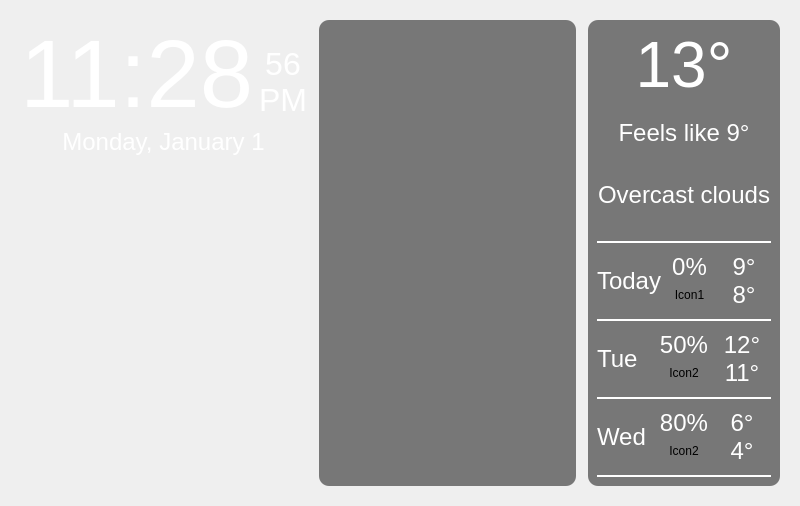
jbacopulos/PiDashboard, file MainWindow.ui: the form before one commit.
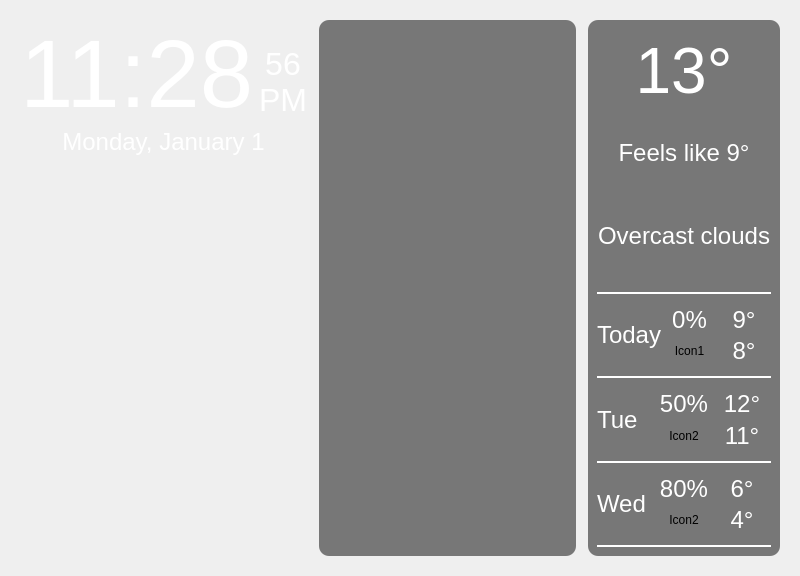
The form after the commit.

Commit message: Try to fix spacing for time text

What changed in the file:
```diff
--- a/MainWindow.ui
+++ b/MainWindow.ui
@@ -162,12 +162,12 @@
          <enum>Qt::Orientation::Vertical</enum>
         </property>
         <property name="sizeType">
-         <enum>QSizePolicy::Policy::Expanding</enum>
+         <enum>QSizePolicy::Policy::Fixed</enum>
         </property>
         <property name="sizeHint" stdset="0">
          <size>
           <width>20</width>
-          <height>40</height>
+          <height>400</height>
          </size>
         </property>
        </spacer>
```
